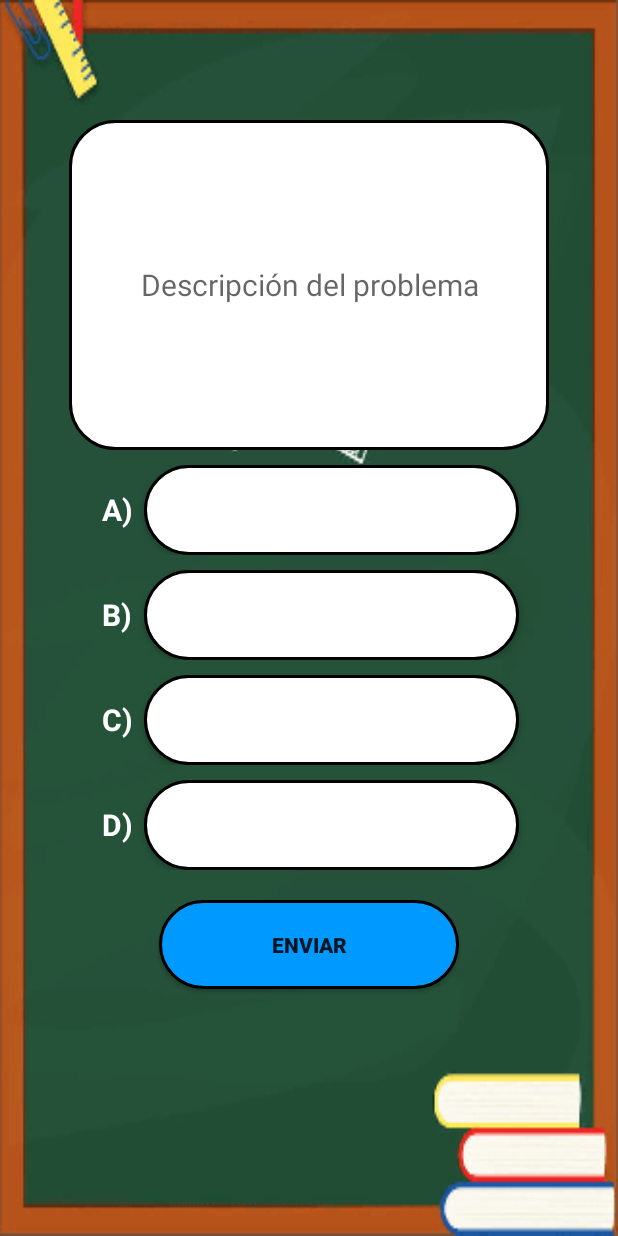
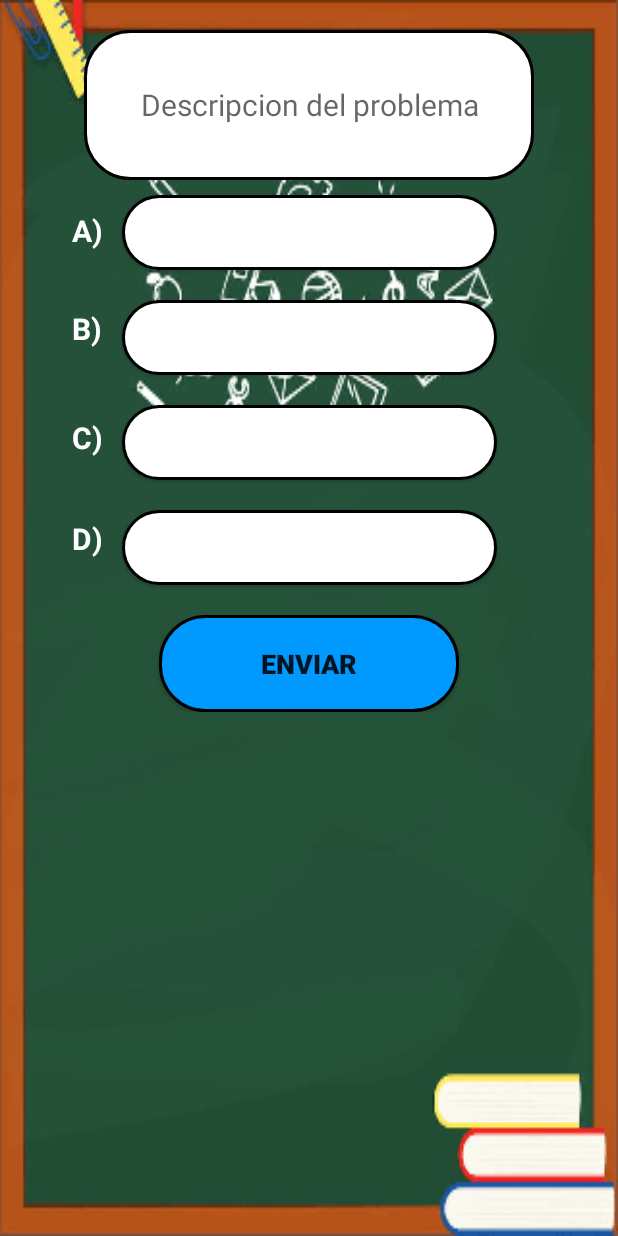
Before and after one commit to BrayanCore/BloqueoEscolar, an Android app: the Question screen opened directly, with no data from a screen before it, on a phone screen of 412 x 824 dp. Run offline under Robolectric (Android 15) with nearby library versions, the phone set to English and light mode, and no system bars; Roboto replaces fonts that are not available here; 8 statements that could not run were skipped.

Commit message:
Se refactorizan clases y pantallas

```diff
--- a/app/src/main/java/com/example/bloqueoescolar/domain/struct/StructExam.kt
+++ b/app/src/main/java/com/example/bloqueoescolar/domain/struct/StructExam.kt
@@ -14,5 +14,9 @@ class StructExam : Serializable {
         name: String,
         id: String,
         questions: ArrayList<StructQuestion>
-    )
+    ) {
+        this.name = name
+        this.id = id
+        this.questions = questions
+    }
 }
--- a/app/src/main/java/com/example/bloqueoescolar/domain/struct/StructGrade.kt
+++ b/app/src/main/java/com/example/bloqueoescolar/domain/struct/StructGrade.kt
@@ -15,6 +15,10 @@ class StructGrade : Serializable {
         id: String,
         grade: Int,
         subjects: ArrayList<StructExam>
-    )
+    ) {
+        this.id = id
+        this.grade = grade
+        this.subjects = subjects
+    }
 
 }
--- a/app/src/main/res/layout/activity_question.xml
+++ b/app/src/main/res/layout/activity_question.xml
@@ -1,4 +1,163 @@
 <?xml version="1.0" encoding="utf-8"?>
+<androidx.constraintlayout.widget.ConstraintLayout
+    xmlns:android="http://schemas.android.com/apk/res/android"
+    xmlns:app="http://schemas.android.com/apk/res-auto"
+    xmlns:tools="http://schemas.android.com/tools"
+    android:layout_width="match_parent"
+    android:layout_height="match_parent"
+    tools:context=".Main"
+    android:background="@drawable/pizarra"
+    android:orientation="vertical"
+    android:gravity="center_horizontal">
+
+    <!-- Descripcion -->
+    <TextView
+        android:id="@+id/descriptionProblem"
+        android:layout_width="300dp"
+        android:layout_height="100dp"
+        android:layout_marginTop="20dp"
+        android:layout_gravity="center"
+        android:background="@drawable/c_redond"
+        android:gravity="center"
+        android:hint="@string/app_add_question_description"
+        android:textColor="@android:color/black"
+        android:textSize="20sp"
+        app:layout_constraintEnd_toEndOf="parent"
+        app:layout_constraintStart_toStartOf="parent"
+        app:layout_constraintTop_toTopOf="parent" />
+
+    <androidx.constraintlayout.widget.ConstraintLayout
+        android:layout_width="match_parent"
+        android:layout_height="wrap_content"
+        android:layout_marginTop="10dp"
+        app:layout_constraintEnd_toEndOf="parent"
+        app:layout_constraintStart_toStartOf="parent"
+        app:layout_constraintTop_toBottomOf="@+id/descriptionProblem">
+
+        <!-- Pregunta A -->
+        <TextView
+            android:id="@+id/textViewA"
+            android:layout_width="25dp"
+            android:layout_height="match_parent"
+            android:layout_marginTop="10dp"
+            android:layout_marginStart="45dp"
+            android:gravity="center"
+            android:text="@string/app_question_option_a"
+            android:textColor="@android:color/white"
+            android:textSize="20sp"
+            android:textStyle="bold"
+            app:layout_constraintStart_toStartOf="parent"
+            app:layout_constraintTop_toTopOf="parent" />
+
+        <Button
+            android:id="@+id/first_clicked"
+            android:background="@drawable/c_redond"
+            android:layout_width="250dp"
+            android:layout_height="50dp"
+            app:layout_constraintEnd_toEndOf="parent"
+            app:layout_constraintHorizontal_bias="0.120"
+            app:layout_constraintStart_toEndOf="@+id/textViewA"
+            app:layout_constraintTop_toTopOf="parent"
+            />
+
+        <!-- Respuesta B -->
+        <TextView
+            android:id="@+id/textViewB"
+            android:layout_width="25dp"
+            android:layout_height="match_parent"
+            android:layout_marginStart="45dp"
+            android:layout_marginTop="38dp"
+            android:gravity="center"
+            android:text="@string/app_question_option_b"
+            android:textColor="@android:color/white"
+            android:textSize="20sp"
+            android:textStyle="bold"
+            app:layout_constraintStart_toStartOf="parent"
+            app:layout_constraintTop_toBottomOf="@+id/textViewA" />
+
+        <Button
+            android:id="@+id/second_clicked"
+            android:layout_width="250dp"
+            android:layout_height="50dp"
+            android:layout_marginTop="20dp"
+            android:background="@drawable/c_redond"
+            app:layout_constraintEnd_toEndOf="parent"
+            app:layout_constraintHorizontal_bias="0.120"
+            app:layout_constraintStart_toEndOf="@+id/textViewA"
+            app:layout_constraintTop_toBottomOf="@+id/first_clicked" />
+
+        <!-- Respuesta C -->
+        <TextView
+            android:id="@+id/textViewC"
+            android:layout_width="25dp"
+            android:layout_height="match_parent"
+            android:layout_marginStart="45dp"
+            android:layout_marginTop="45dp"
+            android:gravity="center"
+            android:text="@string/app_question_option_c"
+            android:textColor="@android:color/white"
+            android:textSize="20sp"
+            android:textStyle="bold"
+            app:layout_constraintStart_toStartOf="parent"
+            app:layout_constraintTop_toBottomOf="@+id/textViewB" />
+
+        <Button
+            android:id="@+id/third_clicked"
+            android:background="@drawable/c_redond"
+            android:layout_width="250dp"
+            android:layout_height="50dp"
+            android:layout_marginTop="20dp"
+            app:layout_constraintEnd_toEndOf="parent"
+            app:layout_constraintHorizontal_bias="0.120"
+            app:layout_constraintStart_toEndOf="@+id/textViewC"
+            app:layout_constraintTop_toBottomOf="@+id/second_clicked" />
+
+        <!-- Respuesta D -->
+        <TextView
+            android:id="@+id/textViewD"
+            android:layout_width="25dp"
+            android:layout_height="match_parent"
+            android:layout_marginStart="45dp"
+            android:layout_marginTop="40dp"
+            android:gravity="center"
+            android:text="@string/app_question_option_d"
+            android:textColor="@android:color/white"
+            android:textSize="20sp"
+            android:textStyle="bold"
+            app:layout_constraintStart_toStartOf="parent"
+            app:layout_constraintTop_toBottomOf="@+id/textViewC" />
+
+        <Button
+            android:id="@+id/fourth_clicked"
+            android:background="@drawable/c_redond"
+            android:layout_width="250dp"
+            android:layout_height="50dp"
+            android:layout_marginTop="20dp"
+            app:layout_constraintEnd_toEndOf="parent"
+            app:layout_constraintHorizontal_bias="0.120"
+            app:layout_constraintStart_toEndOf="@+id/textViewD"
+            app:layout_constraintTop_toBottomOf="@+id/third_clicked" />
+
+        <Button
+            android:id="@+id/submit_exam_btn"
+            android:layout_width="200dp"
+            android:layout_height="wrap_content"
+            android:background="@drawable/boton_enviar"
+            android:gravity="center_horizontal"
+            android:padding="20dp"
+            android:layout_marginTop="20dp"
+            android:textSize="18sp"
+            android:text="@string/app_question_send"
+            android:textStyle="bold"
+            app:layout_constraintEnd_toEndOf="parent"
+            app:layout_constraintStart_toStartOf="parent"
+            app:layout_constraintTop_toBottomOf="@+id/fourth_clicked" />
+
+    </androidx.constraintlayout.widget.ConstraintLayout>
+
+</androidx.constraintlayout.widget.ConstraintLayout>
+
+<!--
 <LinearLayout xmlns:android="http://schemas.android.com/apk/res/android"
     xmlns:app="http://schemas.android.com/apk/res-auto"
     xmlns:tools="http://schemas.android.com/tools"
@@ -9,125 +168,6 @@
     android:orientation="vertical"
     android:gravity="center_horizontal"
     >
-
-    <TextView
-        android:id="@+id/descriptionProblem"
-        android:hint="Descripción del problema"
-        android:gravity="center"
-        android:layout_marginTop="80dp"
-        android:layout_gravity="center"
-        android:layout_width="320dp"
-        android:layout_height="220dp"
-        android:textSize="20dp"
-        android:textColor="@android:color/black"
-        android:background="@drawable/c_redond"
-        />
-
-    <LinearLayout
-        android:layout_width="match_parent"
-        android:layout_height="wrap_content"
-        android:gravity="center_horizontal"
-        android:orientation="horizontal"
-        android:layout_marginTop="10dp"
-        >
-        <TextView
-            android:layout_width="25dp"
-            android:layout_height="match_parent"
-            android:text="A)"
-            android:gravity="center"
-            android:textStyle="bold"
-            android:textSize="20dp"
-            android:layout_marginRight="5dp"
-            android:textColor="@android:color/white"
-            />
-
-            <Button
-                android:id="@+id/first_clicked"
-                android:background="@drawable/c_redond"
-                android:layout_width="250dp"
-                android:layout_height="60dp"
-                />
-
-    </LinearLayout>
-
-    <LinearLayout
-        android:layout_width="match_parent"
-        android:layout_height="wrap_content"
-        android:gravity="center_horizontal"
-        android:orientation="horizontal"
-        android:layout_marginTop="10dp"
-        >
-        <TextView
-            android:layout_width="25dp"
-            android:layout_height="match_parent"
-            android:text="B)"
-            android:gravity="center"
-            android:textStyle="bold"
-            android:textSize="20dp"
-            android:layout_marginRight="5dp"
-            android:textColor="@android:color/white"
-            />
-
-            <Button
-                android:id="@+id/second_clicked"
-                android:background="@drawable/c_redond"
-                android:layout_width="250dp"
-                android:layout_height="60dp"
-                />
-    </LinearLayout>
-
-    <LinearLayout
-        android:layout_width="match_parent"
-        android:layout_height="wrap_content"
-        android:gravity="center_horizontal"
-        android:orientation="horizontal"
-        android:layout_marginTop="10dp"
-        >
-        <TextView
-            android:layout_width="25dp"
-            android:layout_height="match_parent"
-            android:text="C)"
-            android:gravity="center"
-            android:textStyle="bold"
-            android:textSize="20dp"
-            android:layout_marginRight="5dp"
-            android:textColor="@android:color/white"
-            />
-
-            <Button
-                android:id="@+id/third_clicked"
-                android:background="@drawable/c_redond"
-                android:layout_width="250dp"
-                android:layout_height="60dp"
-                />
-
-    </LinearLayout>
-
-    <LinearLayout
-        android:layout_width="match_parent"
-        android:layout_height="wrap_content"
-        android:gravity="center_horizontal"
-        android:orientation="horizontal"
-        android:layout_marginTop="10dp"
-        >
-        <TextView
-            android:layout_width="25dp"
-            android:layout_height="match_parent"
-            android:text="D)"
-            android:gravity="center"
-            android:textStyle="bold"
-            android:textSize="20dp"
-            android:layout_marginRight="5dp"
-            android:textColor="@android:color/white"
-            />
-
-            <Button
-                android:id="@+id/fourth_clicked"
-                android:background="@drawable/c_redond"
-                android:layout_width="250dp"
-                android:layout_height="60dp"
-                />
-    </LinearLayout>
 
     <Button
         android:id="@+id/submit_exam_btn"
@@ -142,4 +182,4 @@
         />
 
 
-</LinearLayout>
+</LinearLayout>-->
--- a/app/src/main/res/values/strings.xml
+++ b/app/src/main/res/values/strings.xml
@@ -16,6 +16,22 @@
     <string name="app_register_input_psw_confirm">Confirmar contraseña</string>
     <string name="app_register_btn_register">Registrar</string>
 
+    <!-- Pantalla grados -->
+    <string name="app_grades_instructions">Selecciona el grado escolar</string>
+    <string name="app_grades_1">1er Grado</string>
+    <string name="app_grades_2">2do Grado</string>
+    <string name="app_grades_3">3er Grado</string>
+    <string name="app_grades_4">4to grado</string>
+    <string name="app_grades_5">5to Grado</string>
+    <string name="app_grades_6">6to Grado</string>
+
+    <!-- Questions -->
+    <string name="app_question_option_a">A)</string>
+    <string name="app_question_option_b">B)</string>
+    <string name="app_question_option_c">C)</string>
+    <string name="app_question_option_d">D)</string>
+    <string name="app_question_send">Enviar</string>
+
     <!-- Pantalla Add Question -->
     <string name="app_add_question_description">Descripcion del problema</string>
     <string name="app_add_question_answer">Respuesta</string>
```
Also changed, not shown: app/src/main/java/com/example/bloqueoescolar/domain/repository/GradeRepository.kt (deleted, +0 -41 lines), app/src/main/java/com/example/bloqueoescolar/domain/struct/StructNewUser.kt (+6 -1 lines), app/src/main/java/com/example/bloqueoescolar/domain/struct/StructOptions.kt (+6 -1 lines), app/src/main/java/com/example/bloqueoescolar/domain/struct/StructUser.kt (+8 -1 lines), app/src/main/java/com/example/bloqueoescolar/service/GradeService.kt (deleted, +0 -12 lines), app/src/main/res/layout/add_question.xml (+12 -7 lines), app/src/main/res/layout/select_grade.xml (+8 -8 lines).
